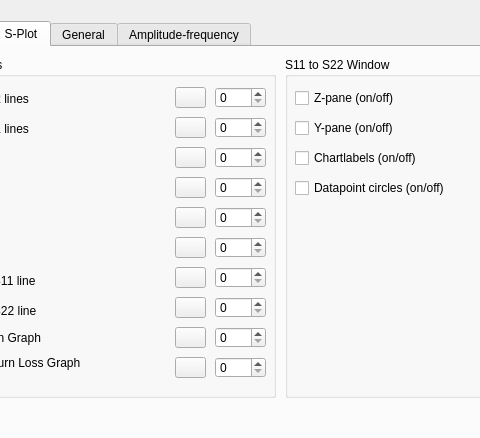
Before: the Qt Designer form Smithtry1000/ColourSetting.ui in tamoshka/SmithChart, drawn with Qt 5; both pictures show x 118 to 598 and y 0 to 438 of the 772 by 549 pixel window.
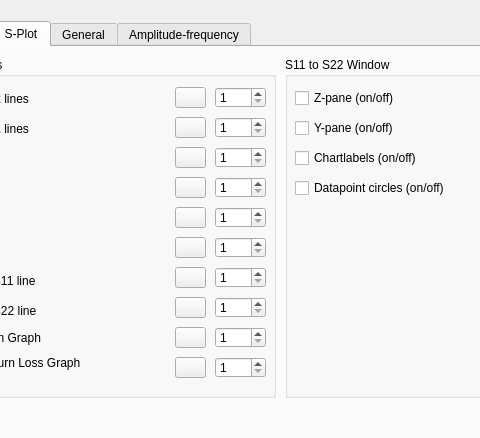
After: the same form once the commit is applied. The open tabs and pages were chosen to show the change.

The edit to the form file:
```diff
--- a/Smithtry1000/ColourSetting.ui
+++ b/Smithtry1000/ColourSetting.ui
@@ -1253,6 +1253,12 @@
            <height>21</height>
           </rect>
          </property>
+         <property name="minimum">
+          <number>1</number>
+         </property>
+         <property name="maximum">
+          <number>10</number>
+         </property>
         </widget>
         <widget class="QSpinBox" name="spinBox_6">
          <property name="geometry">
@@ -1263,6 +1269,12 @@
            <height>21</height>
           </rect>
          </property>
+         <property name="minimum">
+          <number>1</number>
+         </property>
+         <property name="maximum">
+          <number>10</number>
+         </property>
         </widget>
         <widget class="QSpinBox" name="spinBox_7">
          <property name="geometry">
@@ -1273,6 +1285,12 @@
            <height>21</height>
           </rect>
          </property>
+         <property name="minimum">
+          <number>1</number>
+         </property>
+         <property name="maximum">
+          <number>10</number>
+         </property>
         </widget>
         <widget class="QSpinBox" name="spinBox_8">
          <property name="geometry">
@@ -1283,6 +1301,12 @@
            <height>21</height>
           </rect>
          </property>
+         <property name="minimum">
+          <number>1</number>
+         </property>
+         <property name="maximum">
+          <number>10</number>
+         </property>
         </widget>
         <widget class="QSpinBox" name="spinBox_9">
          <property name="geometry">
@@ -1293,6 +1317,12 @@
            <height>21</height>
           </rect>
          </property>
+         <property name="minimum">
+          <number>1</number>
+         </property>
+         <property name="maximum">
+          <number>10</number>
+         </property>
         </widget>
         <widget class="QSpinBox" name="spinBox_10">
          <property name="geometry">
@@ -1303,6 +1333,12 @@
            <height>21</height>
           </rect>
          </property>
+         <property name="minimum">
+          <number>1</number>
+         </property>
+         <property name="maximum">
+          <number>10</number>
+         </property>
         </widget>
         <widget class="QSpinBox" name="spinBox_11">
          <property name="geometry">
@@ -1313,6 +1349,12 @@
            <height>21</height>
           </rect>
          </property>
+         <property name="minimum">
+          <number>1</number>
+         </property>
+         <property name="maximum">
+          <number>10</number>
+         </property>
         </widget>
         <widget class="QSpinBox" name="spinBox_12">
          <property name="geometry">
@@ -1323,6 +1365,12 @@
            <height>21</height>
           </rect>
          </property>
+         <property name="minimum">
+          <number>1</number>
+         </property>
+         <property name="maximum">
+          <number>10</number>
+         </property>
         </widget>
         <widget class="QLabel" name="label_16">
          <property name="geometry">
@@ -1359,6 +1407,12 @@
            <height>21</height>
           </rect>
          </property>
+         <property name="minimum">
+          <number>1</number>
+         </property>
+         <property name="maximum">
+          <number>10</number>
+         </property>
         </widget>
         <widget class="QLabel" name="label_26">
          <property name="geometry">
@@ -1395,6 +1449,12 @@
            <height>21</height>
           </rect>
          </property>
+         <property name="minimum">
+          <number>1</number>
+         </property>
+         <property name="maximum">
+          <number>10</number>
+         </property>
         </widget>
        </widget>
        <widget class="QGroupBox" name="groupBox_7">
```
Left out of the diff: 28 changed lines with no effect on the pictures.
